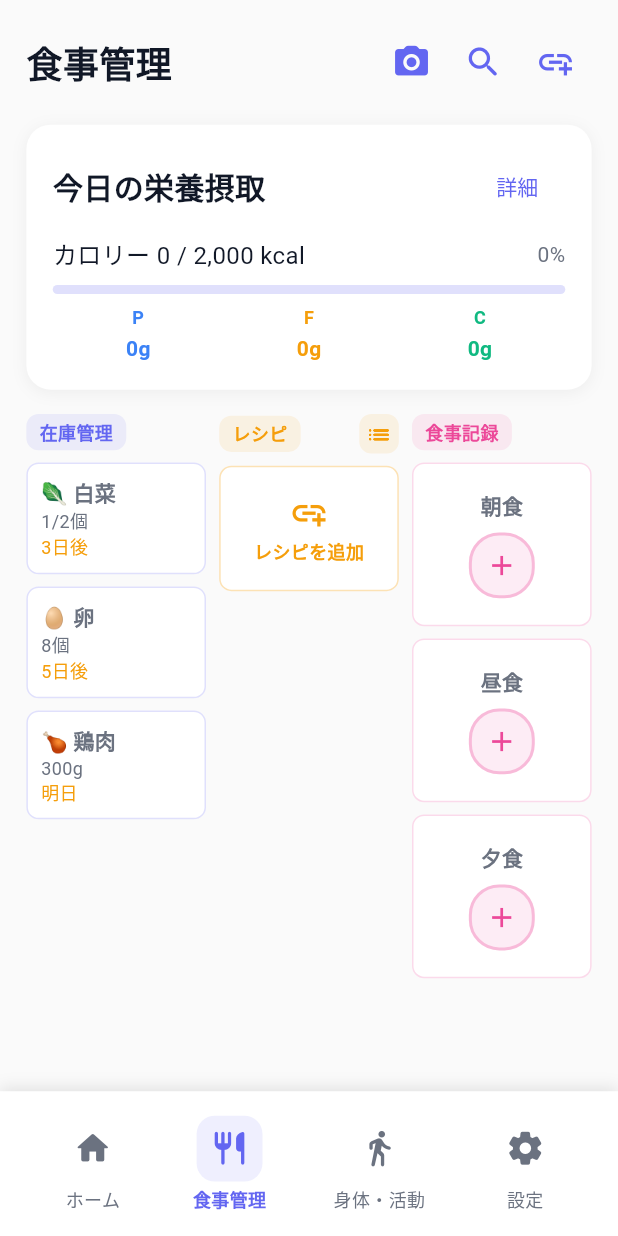
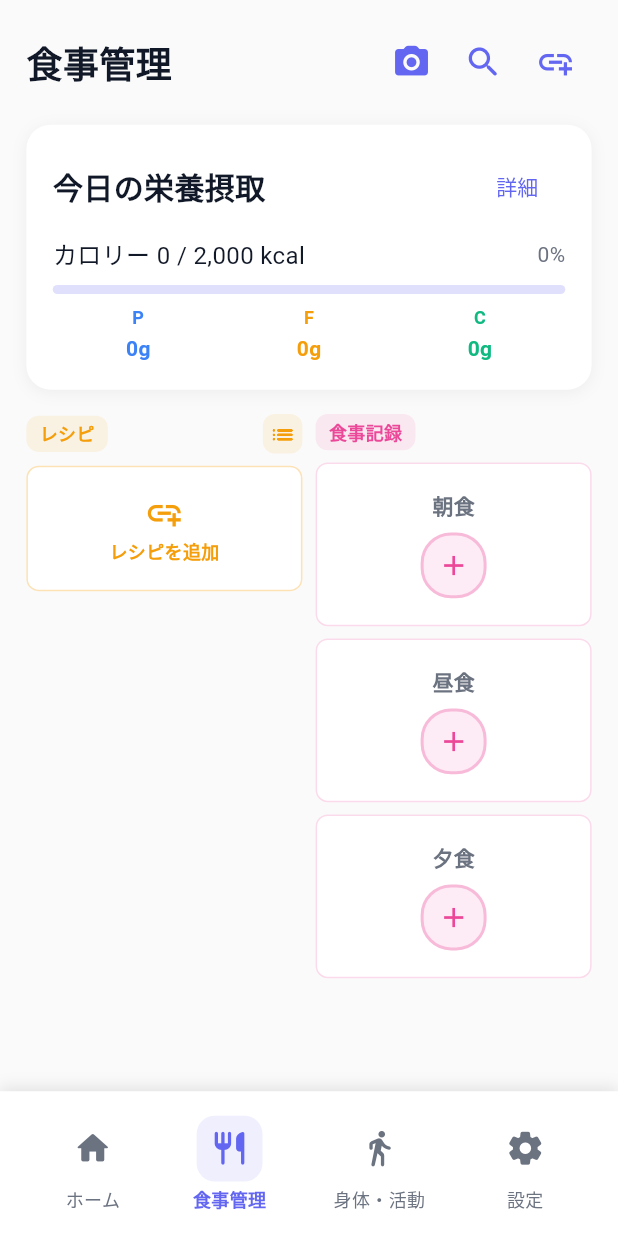
Before and after one commit to buta-tama-soba/wellco, a Flutter app: the screen it shows after launch, item 2 of the bottom bar chosen, on a phone screen of 412 x 824 dp. Run offline on Flutter 3.47's test engine with Material 3 defaults, Android fonts, the phone set to English and light mode, and no system bars; our stand-ins replace cached_network_image, drift, fl_chart, flutter_hooks, flutter_riverpod, flutter_screenutil and 2 more; missing offline and left inert: flutter_inappwebview, health; accounts and stored records are empty; generated files the repository leaves out were written again; statements that could not run were skipped.

Commit message:
feat: 一時的に未実装機能を非表示化
- ホームタブのクイックアクションを非表示
- 食事管理タブの在庫管理を非表示
- 今後の実装に向けてコードはコメントアウトで保持

```diff
--- a/lib/presentation/pages/home_page.dart
+++ b/lib/presentation/pages/home_page.dart
@@ -10,7 +10,7 @@ import '../providers/database_provider.dart';
 import '../widgets/nutrition_summary_card.dart';
 import '../widgets/weight_chart_card.dart';
 import '../widgets/steps_progress_card.dart';
-import '../widgets/quick_actions_card.dart';
+// import '../widgets/quick_actions_card.dart'; // 一時的に非表示
 
 class HomePage extends HookConsumerWidget {
   const HomePage({super.key});
@@ -116,9 +116,9 @@ class HomePage extends HookConsumerWidget {
                 ),
                 SizedBox(height: AppConstants.paddingM.h),
 
-                // クイックアクション
-                const QuickActionsCard(),
-                SizedBox(height: AppConstants.paddingL.h),
+                // クイックアクション（一時的に非表示）
+                // const QuickActionsCard(),
+                // SizedBox(height: AppConstants.paddingL.h),
               ],
             ),
           ),
--- a/lib/presentation/pages/meal_management_page.dart
+++ b/lib/presentation/pages/meal_management_page.dart
@@ -513,19 +513,19 @@ class MealManagementPage extends HookConsumerWidget {
       child: Row(
         crossAxisAlignment: CrossAxisAlignment.start,
         children: [
-          // 在庫管理
-          Expanded(
-            child: _buildKanbanColumn(
-              title: '在庫管理',
-              color: AppColors.primary,
-              items: [
-                _buildStockItem('🥬', '白菜', '1/2個', '3日後'),
-                _buildStockItem('🥚', '卵', '8個', '5日後'),
-                _buildStockItem('🍗', '鶏肉', '300g', '明日'),
-              ],
-            ),
-          ),
-          SizedBox(width: AppConstants.paddingS.w),
+          // 在庫管理（一時的に非表示）
+          // Expanded(
+          //   child: _buildKanbanColumn(
+          //     title: '在庫管理',
+          //     color: AppColors.primary,
+          //     items: [
+          //       _buildStockItem('🥬', '白菜', '1/2個', '3日後'),
+          //       _buildStockItem('🥚', '卵', '8個', '5日後'),
+          //       _buildStockItem('🍗', '鶏肉', '300g', '明日'),
+          //     ],
+          //   ),
+          // ),
+          // SizedBox(width: AppConstants.paddingS.w),
 
           // レシピ
           Expanded(
@@ -585,34 +585,35 @@ class MealManagementPage extends HookConsumerWidget {
     );
   }
 
-  Widget _buildStockItem(String emoji, String name, String quantity, String expiry) {
-    return Container(
-      margin: EdgeInsets.only(bottom: AppConstants.paddingS.h),
-      padding: EdgeInsets.all(AppConstants.paddingS.w),
-      decoration: BoxDecoration(
-        color: AppColors.surface,
-        borderRadius: BorderRadius.circular(AppConstants.radiusS.r),
-        border: Border.all(color: AppColors.primary.withOpacity(0.2)),
-      ),
-      child: Column(
-        crossAxisAlignment: CrossAxisAlignment.start,
-        children: [
-          Text(
-            '$emoji $name',
-            style: AppTextStyles.body2.copyWith(fontWeight: FontWeight.w600),
-          ),
-          Text(
-            quantity,
-            style: AppTextStyles.caption,
-          ),
-          Text(
-            expiry,
-            style: AppTextStyles.caption.copyWith(color: AppColors.warning),
-          ),
-        ],
-      ),
-    );
-  }
+  // 在庫管理アイテム（一時的に非表示のため未使用）
+  // Widget _buildStockItem(String emoji, String name, String quantity, String expiry) {
+  //   return Container(
+  //     margin: EdgeInsets.only(bottom: AppConstants.paddingS.h),
+  //     padding: EdgeInsets.all(AppConstants.paddingS.w),
+  //     decoration: BoxDecoration(
+  //       color: AppColors.surface,
+  //       borderRadius: BorderRadius.circular(AppConstants.radiusS.r),
+  //       border: Border.all(color: AppColors.primary.withOpacity(0.2)),
+  //     ),
+  //     child: Column(
+  //       crossAxisAlignment: CrossAxisAlignment.start,
+  //       children: [
+  //         Text(
+  //           '$emoji $name',
+  //           style: AppTextStyles.body2.copyWith(fontWeight: FontWeight.w600),
+  //         ),
+  //         Text(
+  //           quantity,
+  //           style: AppTextStyles.caption,
+  //         ),
+  //         Text(
+  //           expiry,
+  //           style: AppTextStyles.caption.copyWith(color: AppColors.warning),
+  //         ),
+  //       ],
+  //     ),
+  //   );
+  // }
 
   Widget _buildRecipeItem(String name, String calories, String protein) {
     return Container(
```
